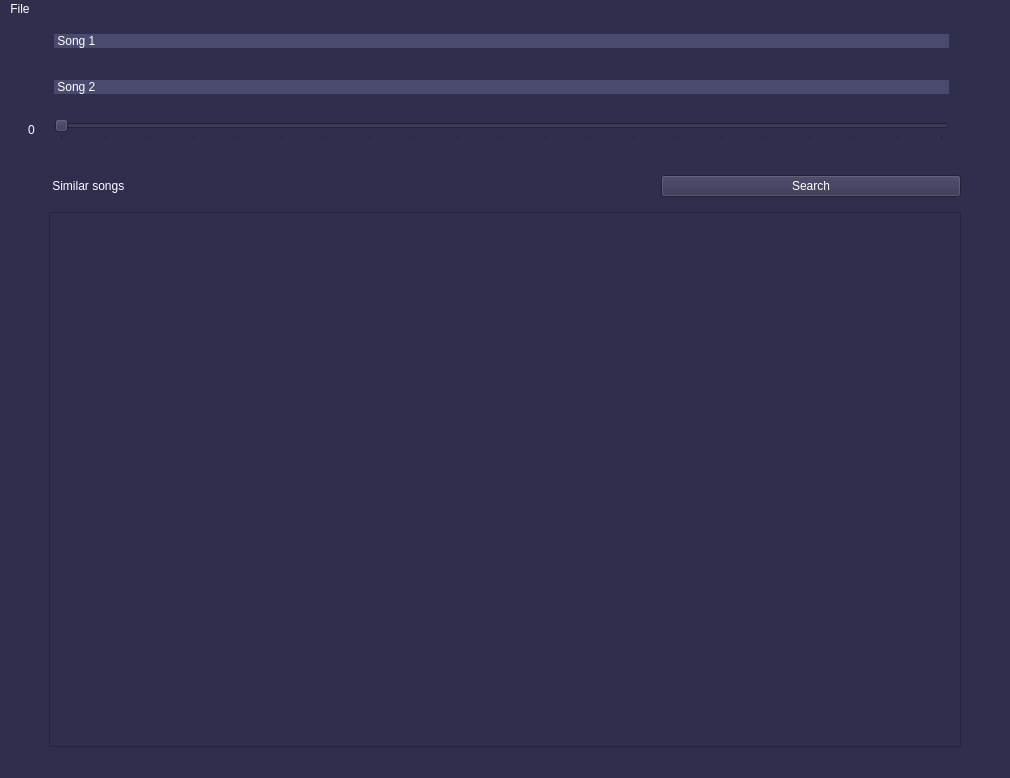
Maisaa66/Shazam-like-app, file UI.ui: the form before one commit.
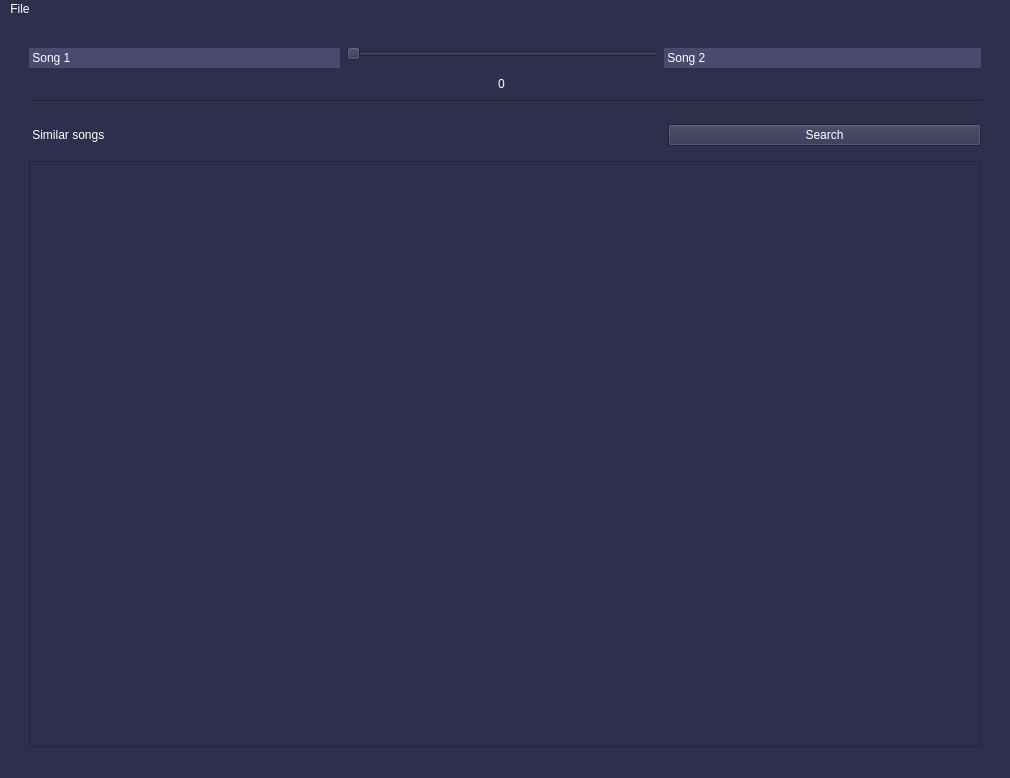
The form after the commit.

Commit message: Slider position is adjusted

What changed in the file:
```diff
--- a/UI.ui
+++ b/UI.ui
@@ -18,10 +18,113 @@
 background-color: rgb(47, 47, 77);</string>
   </property>
   <widget class="QWidget" name="centralwidget">
-   <layout class="QVBoxLayout" name="verticalLayout_2">
-    <item>
-     <layout class="QGridLayout" name="gridLayout">
-      <item row="5" column="3">
+   <layout class="QGridLayout" name="gridLayout">
+    <item row="0" column="2" rowspan="3">
+     <spacer name="verticalSpacer_3">
+      <property name="orientation">
+       <enum>Qt::Vertical</enum>
+      </property>
+      <property name="sizeHint" stdset="0">
+       <size>
+        <width>20</width>
+        <height>40</height>
+       </size>
+      </property>
+     </spacer>
+    </item>
+    <item row="2" column="1">
+     <layout class="QGridLayout" name="gridLayout_2">
+      <item row="0" column="2">
+       <widget class="QPushButton" name="searchButton">
+        <property name="text">
+         <string>Search</string>
+        </property>
+       </widget>
+      </item>
+      <item row="0" column="1">
+       <spacer name="verticalSpacer">
+        <property name="orientation">
+         <enum>Qt::Vertical</enum>
+        </property>
+        <property name="sizeType">
+         <enum>QSizePolicy::Maximum</enum>
+        </property>
+        <property name="sizeHint" stdset="0">
+         <size>
+          <width>20</width>
+          <height>40</height>
+         </size>
+        </property>
+       </spacer>
+      </item>
+      <item row="1" column="0" colspan="3">
+       <widget class="QTableWidget" name="resultsTable">
+        <property name="enabled">
+         <bool>true</bool>
+        </property>
+        <property name="styleSheet">
+         <string notr="true">background-color: rgb(47, 47, 77);</string>
+        </property>
+        <property name="sizeAdjustPolicy">
+         <enum>QAbstractScrollArea::AdjustToContents</enum>
+        </property>
+        <property name="editTriggers">
+         <set>QAbstractItemView::NoEditTriggers</set>
+        </property>
+        <property name="alternatingRowColors">
+         <bool>false</bool>
+        </property>
+       </widget>
+      </item>
+      <item row="0" column="0">
+       <widget class="QLabel" name="label_3">
+        <property name="styleSheet">
+         <string notr="true">color: rgb(255, 255, 255);
+font: 75 11pt &quot;MS Shell Dlg 2&quot;;</string>
+        </property>
+        <property name="text">
+         <string> Similar songs</string>
+        </property>
+       </widget>
+      </item>
+     </layout>
+    </item>
+    <item row="0" column="0" rowspan="3">
+     <spacer name="verticalSpacer_2">
+      <property name="orientation">
+       <enum>Qt::Vertical</enum>
+      </property>
+      <property name="sizeHint" stdset="0">
+       <size>
+        <width>20</width>
+        <height>40</height>
+       </size>
+      </property>
+     </spacer>
+    </item>
+    <item row="0" column="1">
+     <layout class="QGridLayout" name="gridLayout_3">
+      <item row="3" column="0" colspan="4">
+       <widget class="Line" name="line">
+        <property name="orientation">
+         <enum>Qt::Horizontal</enum>
+        </property>
+       </widget>
+      </item>
+      <item row="2" column="3">
+       <spacer name="horizontalSpacer_7">
+        <property name="orientation">
+         <enum>Qt::Horizontal</enum>
+        </property>
+        <property name="sizeHint" stdset="0">
+         <size>
+          <width>40</width>
+          <height>20</height>
+         </size>
+        </property>
+       </spacer>
+      </item>
+      <item row="1" column="1">
        <widget class="QSlider" name="mixingSlider">
         <property name="maximum">
          <number>100</number>
@@ -43,81 +146,7 @@
         </property>
        </widget>
       </item>
-      <item row="1" column="2" rowspan="3">
-       <spacer name="verticalSpacer_3">
-        <property name="orientation">
-         <enum>Qt::Vertical</enum>
-        </property>
-        <property name="sizeHint" stdset="0">
-         <size>
-          <width>20</width>
-          <height>40</height>
-         </size>
-        </property>
-       </spacer>
-      </item>
-      <item row="0" column="5" rowspan="4">
-       <spacer name="verticalSpacer_4">
-        <property name="orientation">
-         <enum>Qt::Vertical</enum>
-        </property>
-        <property name="sizeHint" stdset="0">
-         <size>
-          <width>20</width>
-          <height>40</height>
-         </size>
-        </property>
-       </spacer>
-      </item>
-      <item row="4" column="0" colspan="6">
-       <spacer name="horizontalSpacer_4">
-        <property name="orientation">
-         <enum>Qt::Horizontal</enum>
-        </property>
-        <property name="sizeHint" stdset="0">
-         <size>
-          <width>40</width>
-          <height>20</height>
-         </size>
-        </property>
-       </spacer>
-      </item>
-      <item row="0" column="4" rowspan="4">
-       <spacer name="verticalSpacer_5">
-        <property name="orientation">
-         <enum>Qt::Vertical</enum>
-        </property>
-        <property name="sizeHint" stdset="0">
-         <size>
-          <width>20</width>
-          <height>40</height>
-         </size>
-        </property>
-       </spacer>
-      </item>
-      <item row="1" column="3">
-       <widget class="QLabel" name="song1">
-        <property name="styleSheet">
-         <string notr="true">background-color: rgb(74, 74, 110);
-color: rgb(255, 255, 255);
-font: 10pt &quot;MS Shell Dlg 2&quot;;</string>
-        </property>
-        <property name="text">
-         <string> Song 1</string>
-        </property>
-       </widget>
-      </item>
-      <item row="5" column="1">
-       <widget class="QLabel" name="label_5">
-        <property name="text">
-         <string/>
-        </property>
-        <property name="scaledContents">
-         <bool>true</bool>
-        </property>
-       </widget>
-      </item>
-      <item row="2" column="3">
+      <item row="0" column="0" colspan="4">
        <spacer name="horizontalSpacer">
         <property name="orientation">
          <enum>Qt::Horizontal</enum>
@@ -130,97 +159,49 @@
         </property>
        </spacer>
       </item>
-      <item row="3" column="3">
-       <widget class="QLabel" name="song2">
-        <property name="styleSheet">
-         <string notr="true">background-color: rgb(74, 74, 110);
-color: rgb(255, 255, 255);
-font: 10pt &quot;MS Shell Dlg 2&quot;;</string>
-        </property>
-        <property name="text">
-         <string> Song 2</string>
-        </property>
-       </widget>
-      </item>
-      <item row="5" column="2">
+      <item row="2" column="1" alignment="Qt::AlignHCenter">
        <widget class="QLabel" name="label_4">
         <property name="styleSheet">
          <string notr="true">color: rgb(255, 255, 255);
 font: 9pt &quot;MS Shell Dlg 2&quot;;</string>
         </property>
+        <property name="midLineWidth">
+         <number>2</number>
+        </property>
         <property name="text">
          <string>0</string>
         </property>
        </widget>
       </item>
-     </layout>
-    </item>
-    <item>
-     <spacer name="horizontalSpacer_3">
-      <property name="orientation">
-       <enum>Qt::Horizontal</enum>
-      </property>
-      <property name="sizeHint" stdset="0">
-       <size>
-        <width>985</width>
-        <height>20</height>
-       </size>
-      </property>
-     </spacer>
-    </item>
-    <item>
-     <layout class="QGridLayout" name="gridLayout_2">
-      <item row="0" column="1">
-       <widget class="QLabel" name="label_3">
-        <property name="styleSheet">
-         <string notr="true">color: rgb(255, 255, 255);
-font: 75 11pt &quot;MS Shell Dlg 2&quot;;</string>
-        </property>
-        <property name="text">
-         <string> Similar songs</string>
-        </property>
-       </widget>
-      </item>
       <item row="1" column="0">
-       <spacer name="horizontalSpacer_6">
-        <property name="orientation">
-         <enum>Qt::Horizontal</enum>
+       <widget class="QLabel" name="song1">
+        <property name="styleSheet">
+         <string notr="true">background-color: rgb(74, 74, 110);
+color: rgb(255, 255, 255);
+font: 10pt &quot;MS Shell Dlg 2&quot;;</string>
         </property>
-        <property name="sizeType">
-         <enum>QSizePolicy::Maximum</enum>
+        <property name="text">
+         <string> Song 1</string>
         </property>
-        <property name="sizeHint" stdset="0">
-         <size>
-          <width>40</width>
-          <height>20</height>
-         </size>
-        </property>
-       </spacer>
+       </widget>
       </item>
-      <item row="0" column="2">
-       <spacer name="verticalSpacer">
-        <property name="orientation">
-         <enum>Qt::Vertical</enum>
+      <item row="1" column="2" colspan="2">
+       <widget class="QLabel" name="song2">
+        <property name="styleSheet">
+         <string notr="true">background-color: rgb(74, 74, 110);
+color: rgb(255, 255, 255);
+font: 10pt &quot;MS Shell Dlg 2&quot;;</string>
         </property>
-        <property name="sizeType">
-         <enum>QSizePolicy::Maximum</enum>
+        <property name="text">
+         <string> Song 2</string>
         </property>
-        <property name="sizeHint" stdset="0">
-         <size>
-          <width>20</width>
-          <height>40</height>
-         </size>
-        </property>
-       </spacer>
+       </widget>
       </item>
-      <item row="1" column="4">
-       <spacer name="horizontalSpacer_5">
+      <item row="2" column="0">
+       <spacer name="horizontalSpacer_2">
         <property name="orientation">
          <enum>Qt::Horizontal</enum>
         </property>
-        <property name="sizeType">
-         <enum>QSizePolicy::Maximum</enum>
-        </property>
         <property name="sizeHint" stdset="0">
          <size>
           <width>40</width>
@@ -229,32 +210,6 @@
         </property>
        </spacer>
       </item>
-      <item row="0" column="3">
-       <widget class="QPushButton" name="searchButton">
-        <property name="text">
-         <string>Search</string>
-        </property>
-       </widget>
-      </item>
-      <item row="1" column="1" colspan="3">
-       <widget class="QTableWidget" name="resultsTable">
-        <property name="enabled">
-         <bool>true</bool>
-        </property>
-        <property name="styleSheet">
-         <string notr="true">background-color: rgb(47, 47, 77);</string>
-        </property>
-        <property name="sizeAdjustPolicy">
-         <enum>QAbstractScrollArea::AdjustToContents</enum>
-        </property>
-        <property name="editTriggers">
-         <set>QAbstractItemView::NoEditTriggers</set>
-        </property>
-        <property name="alternatingRowColors">
-         <bool>false</bool>
-        </property>
-       </widget>
-      </item>
      </layout>
     </item>
    </layout>
```
Left out of the diff: 12 changed lines with no effect on the pictures.
